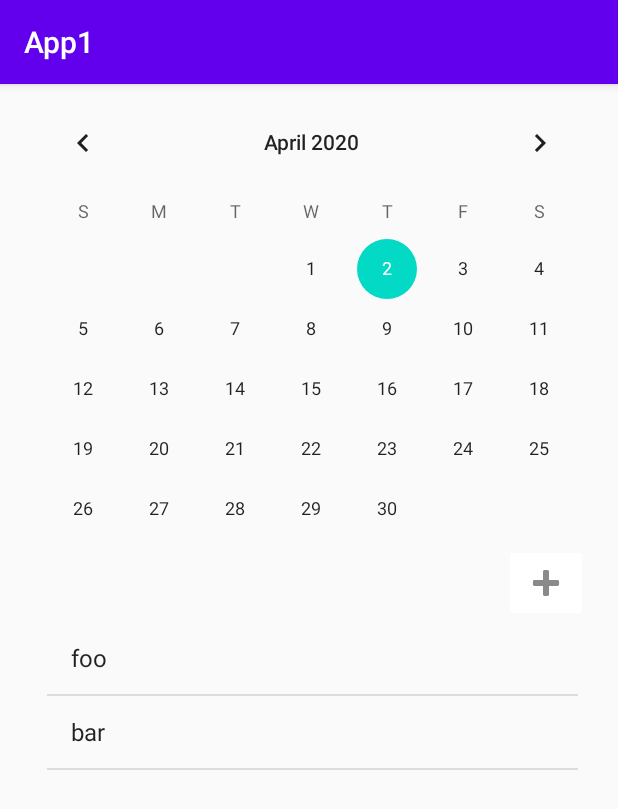
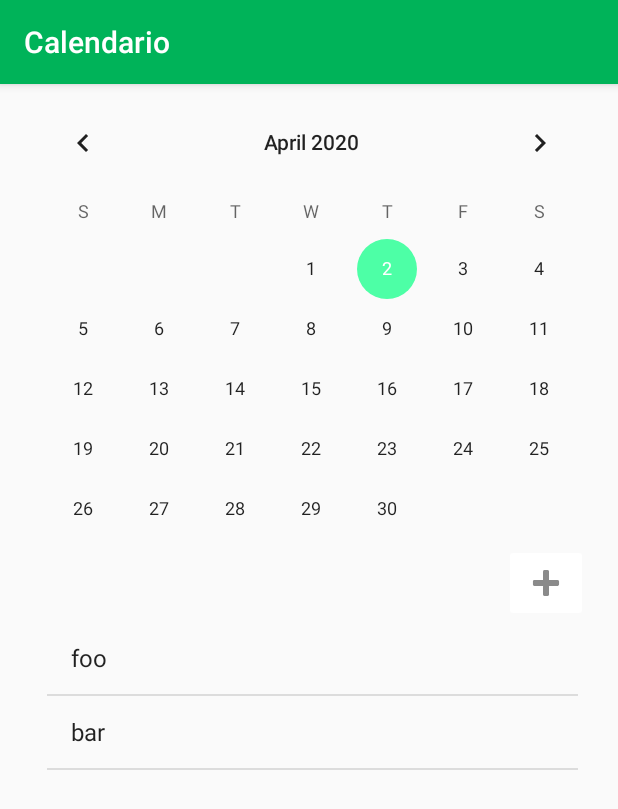
Before and after one commit to MartaArM/PDM, an Android app: the screen it shows after launch (MainActivity), on a phone screen of 412 x 824 dp. Shown: the top 809 px of the screen. Run offline under Robolectric (Android 15) with nearby library versions, the phone set to English and light mode, and no system bars.

Commit message:
Cambio de colores

```diff
--- a/App1/app/src/main/res/values/colors.xml
+++ b/App1/app/src/main/res/values/colors.xml
@@ -1,6 +1,6 @@
 <?xml version="1.0" encoding="utf-8"?>
 <resources>
-    <color name="colorPrimary">#6200EE</color>
-    <color name="colorPrimaryDark">#3700B3</color>
-    <color name="colorAccent">#03DAC5</color>
+    <color name="colorPrimary">#00b359</color>
+    <color name="colorPrimaryDark">#000000</color>
+    <color name="colorAccent">#4dffa6</color>
 </resources>
--- a/App1/app/src/main/res/values/strings.xml
+++ b/App1/app/src/main/res/values/strings.xml
@@ -1,5 +1,5 @@
 <resources>
-    <string name="app_name">App1</string>
+    <string name="app_name">Calendario</string>
     <string name="agregar_evento">Agregar evento</string>
     <string name="titulo">Título</string>
     <string name="hora">Hora</string>
```
